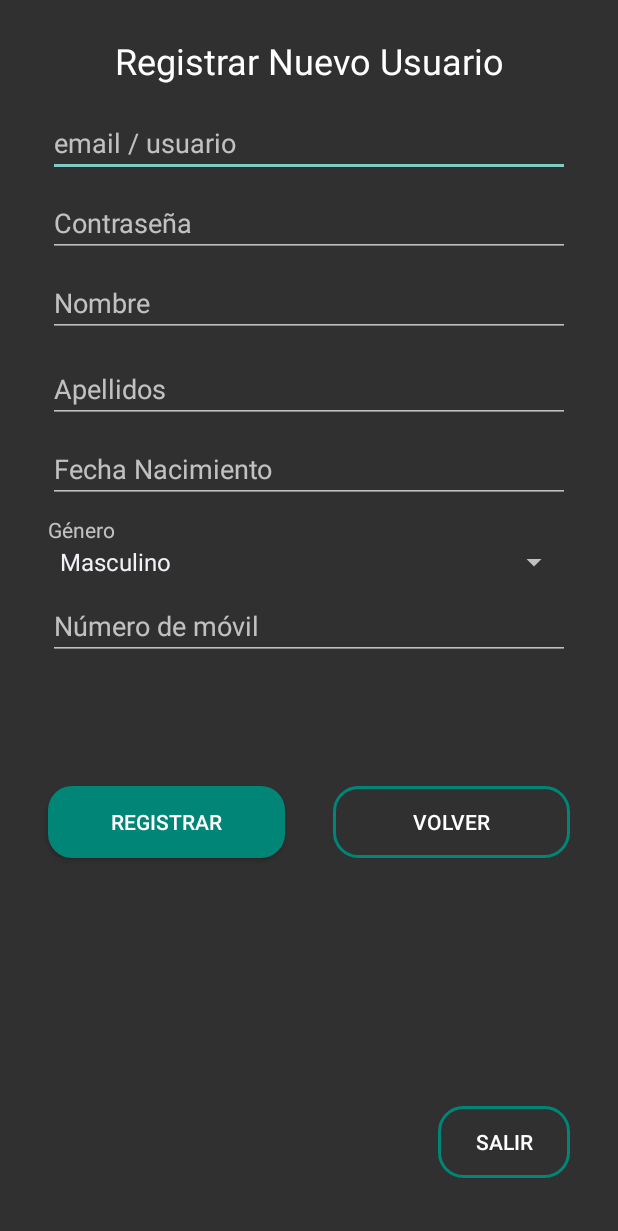
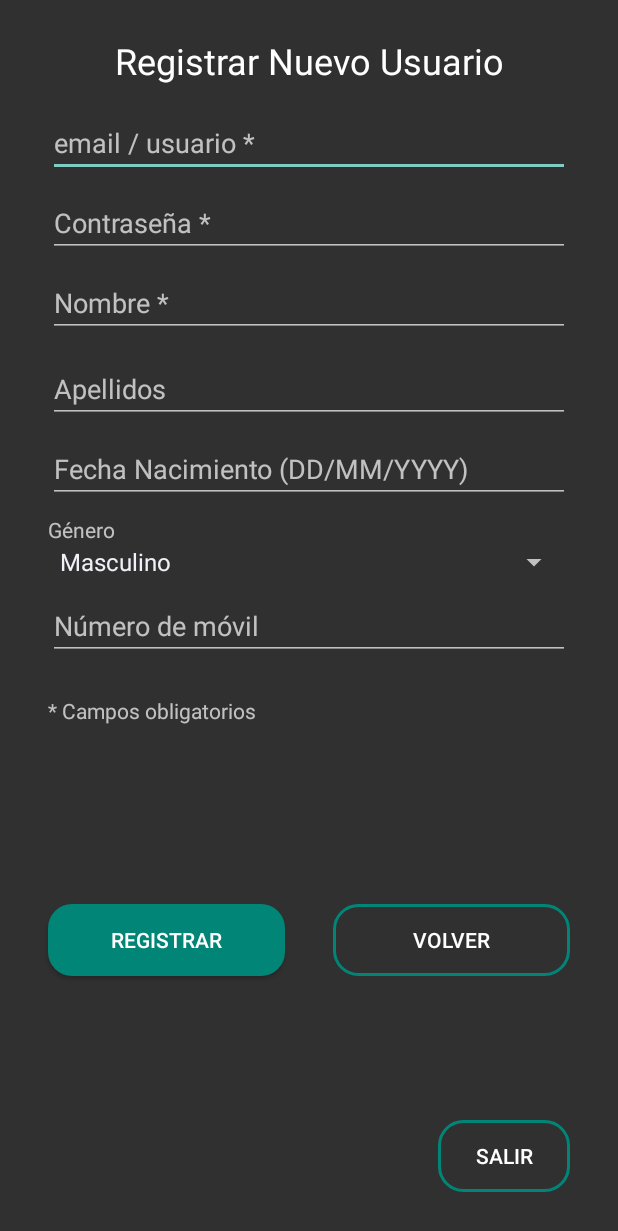
Before and after one commit to avillenam/geoloc, an Android app: the Activity_Registro screen opened directly, with no data from a screen before it, on a phone screen of 412 x 824 dp. Shown: the top 1231 px of the screen. Run offline under Robolectric (Android 15) with nearby library versions, the phone set to English and light mode, and no system bars.

Commit message:
versión 3.3

```diff
--- a/app/build.gradle
+++ b/app/build.gradle
@@ -30,6 +30,4 @@ dependencies {
     implementation 'com.squareup.retrofit2:retrofit:2.6.2'
     implementation 'com.squareup.retrofit2:converter-gson:2.6.2'
     implementation 'com.google.android.gms:play-services-maps:17.0.0'
-    implementation group: 'at.favre.lib', name: 'bcrypt', version: '0.9.0'
-
 }
--- a/app/src/main/AndroidManifest.xml
+++ b/app/src/main/AndroidManifest.xml
@@ -11,6 +11,7 @@
         android:allowBackup="true"
         android:icon="@mipmap/ic_launcher"
         android:label="@string/app_name"
+        android:usesCleartextTraffic="true"
         android:roundIcon="@mipmap/ic_launcher"
         android:supportsRtl="true"
         android:theme="@style/Theme.AppCompat.NoActionBar">
--- a/app/src/main/java/com/uned/geoloc_3/Activity_Registro.java
+++ b/app/src/main/java/com/uned/geoloc_3/Activity_Registro.java
@@ -14,22 +14,14 @@ import android.widget.Toast;
 
 import com.uned.geoloc_3.Interface.JsonHerokuapp;
 import com.uned.geoloc_3.Model.Driver;
+import com.uned.geoloc_3.Model.RegistryCode;
 import com.uned.geoloc_3.Model.Vehicle;
 
-/*
-import java.sql.Connection;
-import java.sql.DriverManager;
-import java.sql.ResultSet;
-import java.sql.SQLException;
-import java.sql.Statement;
- */
 import java.util.ArrayList;
 import java.util.HashMap;
 import java.util.List;
 import java.util.Map;
 
-// Tutorial Bcrypt para Android https://www.youtube.com/watch?v=Zua2BjFB5UI
-import at.favre.lib.crypto.bcrypt.BCrypt;
 import retrofit2.Call;
 import retrofit2.Callback;
 import retrofit2.Response;
@@ -61,7 +53,6 @@ public class Activity_Registro extends AppCompatActivity {
         et_surname = (EditText) findViewById(R.id.et_surname);
         et_birthdate = (EditText) findViewById(R.id.et_birthdate);
         et_mobile_phone = (EditText) findViewById(R.id.et_mobile_phone);
-        //spinner_vehicle = (Spinner) findViewById(R.id.spinner_vehicle);
 
         generos = getResources().getStringArray(R.array.genero);
         ArrayAdapter<String> gender_adapter = new ArrayAdapter<String>(getBaseContext(), android.R.layout.simple_spinner_item, generos);
@@ -71,6 +62,7 @@ public class Activity_Registro extends AppCompatActivity {
         //crea el objeto Retrofit
         Retrofit retrofit = new Retrofit.Builder()
                 .baseUrl("https://avillena-pfg.herokuapp.com/")
+//                .baseUrl("http:192.168.1.72:3000/")
                 .addConverterFactory(GsonConverterFactory.create())
                 .build();
 
@@ -86,43 +78,13 @@ public class Activity_Registro extends AppCompatActivity {
             }
         });
 
-
-        // Hace una llamada GET al servidor Node.js solicitando los vehiculos
-        //getVehicles();
-
-        //Conexion a la BD POstgresql
-        //sqlThread.start();
-
-
         //Rellena el spinner después de hacer la consulta GET getVehicles() al servidor
         ArrayAdapter<String> vehicleArrayAdapter = new ArrayAdapter<String>(getBaseContext(), android.R.layout.simple_spinner_item, vehiclesString);
         vehicleArrayAdapter.setDropDownViewResource(android.R.layout.simple_spinner_dropdown_item);
-        //spinner_vehicle.setAdapter(vehicleArrayAdapter);
-
-
-        /*
-        spinner_vehicle.setOnItemSelectedListener(new AdapterView.OnItemSelectedListener() {
-            @Override
-            public void onItemSelected(AdapterView<?> parent, View view, int position, long id) {
-                String vehicle = (String) parent.getSelectedItem();
-                displayVehicleData(vehicle);
-                System.out.println("Id vehiculo seleccionado: " + vehicle);
-            }
-
-            @Override
-            public void onNothingSelected(AdapterView<?> parent) {
-
-            }
-        });
-
-         */
-
 
         btn_registry.setOnClickListener(new View.OnClickListener() {
             @Override
             public void onClick(View v) {
-                Toast.makeText(Activity_Registro.this, "Intentando Registrar Driver nuevo: " + et_email.getText(), Toast.LENGTH_SHORT).show();
-
                 String email = et_email.getText().toString();
                 String pass = et_password.getText().toString();
                 String name = et_name.getText().toString();
@@ -131,45 +93,18 @@ public class Activity_Registro extends AppCompatActivity {
                 int mobile_phone = Integer.valueOf(et_mobile_phone.getText().toString());
                 String genre = spinner_genre.getSelectedItem().toString();
 
-                /*
-                System.out.println("elementos capturados de la APP");
-                System.out.println(email);
-                System.out.println(pass);
-                System.out.println(name);
-                System.out.println(surname);
-                System.out.println(birthdate);
-                System.out.println(mobile_phone);
-                System.out.println(genre);
-
-                 */
-
                 // Comprobación de los dátos obligatorios
                 if (email.isEmpty() || name.isEmpty() || pass.isEmpty()) {
-                    Toast.makeText(Activity_Registro.this, "Rellena los campos obligatorios.", Toast.LENGTH_SHORT).show();
+                    Toast.makeText(Activity_Registro.this, "Rellena los campos obligatorios.", Toast.LENGTH_LONG).show();
                 } else {
-                    String hashPassword = "12345";
-                    String bcryptHashString = BCrypt.withDefaults().hashToString(10, hashPassword.toCharArray());
-
-                    BCrypt.Result result = BCrypt.verifyer().verify(pass.toCharArray(), bcryptHashString);
-                    if (result.verified) {
-                        Toast.makeText(Activity_Registro.this, "Contraseña introducida generada correctamente.", Toast.LENGTH_SHORT).show();
-                    } else {
-                        Toast.makeText(Activity_Registro.this, "Contraseña no generada correctamente.", Toast.LENGTH_SHORT).show();
-                    }
+                    //Realiza una consulta POST para registrar un nuevo Driver
+                    createDriver(email, pass, name, surname, birthdate, genre, mobile_phone);
                 }
-
-                //Realiza una consulta POST para registrar un nuevo Driver
-                createDriver(email, pass, name, surname, birthdate, genre, mobile_phone);
-
-                //Realiza la consulta INSERT en la BD
-                //makeRequestDB("SELECT * FROM drivers");
-
             }
 
         });
 
-
-        // cerrar de la Activity
+        // Cerrar el Activity
         btn_exit.setOnClickListener(new View.OnClickListener() {
             @Override
             public void onClick(View v) {
@@ -181,7 +116,7 @@ public class Activity_Registro extends AppCompatActivity {
     private void getVehicles() {
         Call<List<Vehicle>> call = jsonHerokuapp.getVehicles();
 
-        //se hace un enqueue
+        // Hace un enqueue
         call.enqueue(new Callback<List<Vehicle>>() {
             @Override
             public void onResponse(Call<List<Vehicle>> call, Response<List<Vehicle>> response) {
@@ -193,7 +128,7 @@ public class Activity_Registro extends AppCompatActivity {
 
                 Log.i("onSuccess", response.body().toString());
 
-                //almacenamos la respuesta en una lista. Ya estan pareseados al haber usado un converter (GSON)
+                //almacena la respuesta en una lista. Ya estan pareseados al haber usado un converter (GSON)
                 vehiclesList = new ArrayList<Vehicle>();
                 vehiclesList = response.body();
                 vehiclesString = new ArrayList<String>();
@@ -224,71 +159,64 @@ public class Activity_Registro extends AppCompatActivity {
         System.out.println(email);
         System.out.println(password);
         System.out.println(name);
-        //System.out.println(surname);
-        //System.out.println(birthdate);
-        //System.out.println(mobile_number);
-        //System.out.println(genre);
 
         System.out.println("Objeto creado:");
         System.out.println(driver.getEmail());
         System.out.println(driver.getPassword());
         System.out.println(driver.getName());
 
+        Call<RegistryCode> call = jsonHerokuapp.createDriver(driver);
 
-        /*
-        Map<String, String> fields = new HashMap<>();
-        fields.put("email", email);
-        fields.put("password", password);
-        fields.put("name", name);
-        fields.put("surname", surname);
-        fields.put("birthdate", birthdate);
-        fields.put("genre", genre);
-        fields.put("mobile_number", String.valueOf(mobile_number));
-        fields.put("available", "true");
-
-         */
-
-        Call<Driver> call = jsonHerokuapp.createDriver(driver);
-        //Call<Vehicle> call = jsonHerokuapp.createVehicle("Car", "Tesla", "S", 5, "Electric", true);
-        //Call<Driver> call = jsonHerokuapp.createDriver(fields);
-
-
-        call.enqueue(new Callback<Driver>() {
+        call.enqueue(new Callback<RegistryCode>() {
             @Override
-            public void onResponse(Call<Driver> call, Response<Driver> response) {
+            public void onResponse(Call<RegistryCode> call, Response<RegistryCode> response) {
                 if (!response.isSuccessful()) {
                     Toast.makeText(Activity_Registro.this, "Code: " + response.code(), Toast.LENGTH_SHORT).show();
-                    //System.out.println("Code: " + response.code());
                     return;
                 }
 
-                Driver postResponse = response.body();
+                RegistryCode postResponse = response.body();
+                int codigo = postResponse.getCode();
+                int id_driver = postResponse.getId_driver();
+                String message = postResponse.getMessage();
+                System.out.println(codigo);
+                System.out.println(id_driver);
+                System.out.println(message);
+                // code=0 Si el usuario ya existe en el sistema
+                // code=1 Usuario registrado correctamente
+                // code=2 Error de formato
+                switch (codigo) {
+                    case 0: //Si el usuario ya existe en el sistema
+                        System.out.println("El usuario introducido ya existe en el sistema. Inicie sesión");
+                        Toast.makeText(Activity_Registro.this, "El usuario introducido ya existe en el sistema. Inicie sesión", Toast.LENGTH_LONG).show();
+                        break;
+                    case 1: //Usuario registrado correctamente
+                        System.out.println("Usuario registrado Correctamente!!");
+                        Toast.makeText(Activity_Registro.this, "Usuario registrado Correctamente!!", Toast.LENGTH_LONG).show();
+                        Intent intent = new Intent(Activity_Registro.this, MainActivity.class);
 
-                String content = "";
-                content += "Code: " + response.code() + "\n";
-                content += "email: " + postResponse.getEmail() + "\n";
-                content += "password: " + postResponse.getPassword() + "\n";
-                content += "name: " + postResponse.getName() + "\n";
-                /*
-                content += "surname: " + postResponse.getSurname() + "\n";
-                content += "birthdate: " + postResponse.getBirthdate() + "\n";
-                content += "genre: " + postResponse.getGenre() + "\n";
-                content += "mobile_number: " + postResponse.getMobile_number() + "\n";
-                content += "Available: " + postResponse.getAvailable() + "\n\n";
+                        // Objeto que se va a encargar de enviar la información del usuario a la otra actividad
+                        Bundle userBundle = new Bundle();
+                        userBundle.putInt("id_driver", id_driver);
 
-                 */
+                        // Le añadimos al Intent los datos que queremos enviar
+                        intent.putExtras(userBundle);
 
-                Toast.makeText(Activity_Registro.this, "¡Usuario: " + postResponse.getEmail() + " registrado!", Toast.LENGTH_SHORT).show();
-                System.out.println(content);
+                        startActivity(intent);
+
+                        break;
+                    case 2: //Error de formato
+                        System.out.println("Hay algún error al introducir los datos");
+                        Toast.makeText(Activity_Registro.this, "Hay algún error al introducir los datos. Prueba de nuevo", Toast.LENGTH_LONG).show();
+                        break;
+                }
+
             }
 
             @Override
-            public void onFailure(Call<Driver> call, Throwable t) {
+            public void onFailure(Call<RegistryCode> call, Throwable t) {
                 Toast.makeText(Activity_Registro.this, t.getMessage(), Toast.LENGTH_SHORT).show();
             }
-
-            // come back to the MainActivity
-            //TODO: volver al MainActivity
         });
     }
 
@@ -306,9 +234,6 @@ public class Activity_Registro extends AppCompatActivity {
         fields.put("fuel", "Gas");
         fields.put("available", "true");
 
-
-        //Call<Vehicle> call = jsonHerokuapp.createVehicle(vehicle);
-        //Call<Vehicle> call = jsonHerokuapp.createVehicle("Car", "Tesla", "S", 5, "Electric", true);
         Call<Vehicle> call = jsonHerokuapp.createVehicle(fields);
 
 
@@ -317,7 +242,6 @@ public class Activity_Registro extends AppCompatActivity {
             public void onResponse(Call<Vehicle> call, Response<Vehicle> response) {
                 if (!response.isSuccessful()) {
                     Toast.makeText(Activity_Registro.this, "Code: " + response.code(), Toast.LENGTH_SHORT).show();
-                    //System.out.println("Code: " + response.code());
                     return;
                 }
 
@@ -339,11 +263,9 @@ public class Activity_Registro extends AppCompatActivity {
             @Override
             public void onFailure(Call<Vehicle> call, Throwable t) {
                 Toast.makeText(Activity_Registro.this, t.getMessage(), Toast.LENGTH_SHORT).show();
-                //System.out.println(t.getMessage());
             }
         });
     }
-
 
     // captura el vehiculo seleccionado
     public void getSelectedVehicle(View v) {
@@ -354,41 +276,4 @@ public class Activity_Registro extends AppCompatActivity {
     public void displayVehicleData(String vehicle) {
         Toast.makeText(this, vehicle, Toast.LENGTH_LONG).show();
     }
-
-
-    /*Conexión a la BD Postgres alojada en HEROKU*/
-    //Función que se conecta a la BD y realiza una consulta
-    /*
-    public void makeRequestDB(String req) {
-        final String request = req;
-        Thread sqlThread = new Thread() {
-            public void run() {
-                try {
-                    Class.forName("org.postgresql.Driver");
-                    // "jdbc:postgresql://IP:PUERTO/DB", "USER", "PASSWORD");
-                    // Si estás utilizando el emulador de android y tenes el PostgreSQL en tu misma PC no utilizar 127.0.0.1 o localhost como IP, utilizar 10.0.2.2
-                    Connection conn = DriverManager.getConnection(
-                            "jdbc:postgresql://ec2-107-20-173-2.compute-1.amazonaws.com:5432/d2346t6en0926l", "wzkowhhekyvcbh", "dbc37ca58c23fa2edf7ed4af8319e00316de9aaf1defbb8cac1fd86500704f6a");
-                    //En el stsql se puede agregar cualquier consulta SQL deseada.
-                    //String stsql = "Select version()";
-                    String stsql = request;
-                    Statement st = conn.createStatement();
-                    ResultSet rs = st.executeQuery(stsql);
-                    rs.next();
-                    System.out.println("CONSULTA EXITOSA!! --> ");
-                    System.out.println("email: " + rs.getString(2));
-                    System.out.println(rs.getString(3));
-
-                    conn.close();
-                } catch (SQLException se) {
-                    System.out.println("oops! No se puede conectar. Error: " + se.toString());
-                } catch (ClassNotFoundException e) {
-                    System.out.println("oops! No se encuentra la clase. Error: " + e.getMessage());
-                }
-            }
-        };
-        sqlThread.start();
-    }
-
-     */
 }
--- a/app/src/main/java/com/uned/geoloc_3/Interface/JsonHerokuapp.java
+++ b/app/src/main/java/com/uned/geoloc_3/Interface/JsonHerokuapp.java
@@ -3,6 +3,7 @@ package com.uned.geoloc_3.Interface;
 import com.uned.geoloc_3.Model.Driver;
 import com.uned.geoloc_3.Model.LoginCode;
 import com.uned.geoloc_3.Model.Message;
+import com.uned.geoloc_3.Model.RegistryCode;
 import com.uned.geoloc_3.Model.Vehicle;
 
 import java.util.List;
@@ -66,12 +67,14 @@ public interface JsonHerokuapp {
     @POST("driver")
     Call<Driver> createDriver(@FieldMap Map<String, String> fields);
 
-    @POST("driver")
-    Call<Driver> createDriver(@Body Driver driver);
+    //Registro de un nuevo portador de objetos o conductor
+    @POST("register")
+//    Call<Driver> createDriver(@Body Driver driver);
+    Call<RegistryCode> createDriver(@Body Driver driver);
 
     // Realiza una petición POST para establecer relación conductor-vehiculo
     @FormUrlEncoded
-    @POST("vehicleDriver")
+    @POST("vehicleDriverApp")
     Call<Message> driverVehicleRelation(
             @Field("id_driver") int id_driver,
             @Field("id_vehicle") int id_vehicle
@@ -88,7 +91,7 @@ public interface JsonHerokuapp {
     @FormUrlEncoded
     @POST("driverAvailability")
     Call<Message> driverAvailability(
-            @Field("id_driver") int id_driver,
+            @Field("id") int id_driver,
             @Field("availability") Boolean availability
     );
 
@@ -96,7 +99,7 @@ public interface JsonHerokuapp {
     @FormUrlEncoded
     @POST("vehicleAvailability")
     Call<Message> vehicleAvailability(
-            @Field("id_vehicle") int id_vehicle,
+            @Field("id") int id_vehicle,
             @Field("availability") Boolean availability
     );
 
@@ -106,10 +109,19 @@ public interface JsonHerokuapp {
     @GET("posts")
     Call<LoginCode> loginDriver(@QueryMap Map<String, String> parameters);
 
-    @GET("loginDriver/{email}/{password}")
+    // método que usa el MainActivity sin Bcrypt
+    //@GET("loginDriver/{email}/{password}")
+    //Call<LoginCode> loginDriver(
+    //@Path("email") String email,
+    //@Path("password") String password
+    //);
+
+    // método que usa el MainActivity sin Bcrypt
+    @FormUrlEncoded
+    @POST("loginDriver")
     Call<LoginCode> loginDriver(
-            @Path("email") String email,
-            @Path("password") String password
+        @Field("email") String email,
+        @Field("password") String password
     );
 
     // Llamada GET al servidor que devuelve un objeto Driver a partir del id_driver
--- a/app/src/main/res/layout/activity_second.xml
+++ b/app/src/main/res/layout/activity_second.xml
@@ -22,7 +22,25 @@
         app:layout_constraintEnd_toEndOf="parent"
         app:layout_constraintStart_toEndOf="@+id/btn_registry"
         app:layout_constraintTop_toBottomOf="@+id/et_mobile_phone"
-        app:layout_constraintVertical_bias="0.172" />
+        app:layout_constraintVertical_bias="0.429" />
+
+    <Button
+        android:id="@+id/btn_registry"
+        android:layout_width="0dp"
+        android:layout_height="wrap_content"
+        android:layout_marginStart="32dp"
+        android:layout_marginLeft="32dp"
+        android:layout_marginTop="32dp"
+        android:layout_marginEnd="16dp"
+        android:layout_marginRight="16dp"
+        android:background="@drawable/button_rounded"
+        android:text="REGISTRAR"
+        app:layout_constraintBottom_toBottomOf="parent"
+        app:layout_constraintEnd_toStartOf="@+id/btn_back"
+        app:layout_constraintHorizontal_bias="0.697"
+        app:layout_constraintStart_toStartOf="parent"
+        app:layout_constraintTop_toBottomOf="@+id/et_mobile_phone"
+        app:layout_constraintVertical_bias="0.429" />
 
     <Button
         android:id="@+id/btn_exit"
@@ -42,24 +60,6 @@
         app:layout_constraintTop_toBottomOf="@+id/btn_back"
         app:layout_constraintVertical_bias="0.878" />
 
-    <Button
-        android:id="@+id/btn_registry"
-        android:layout_width="0dp"
-        android:layout_height="wrap_content"
-        android:layout_marginStart="32dp"
-        android:layout_marginLeft="32dp"
-        android:layout_marginTop="32dp"
-        android:layout_marginEnd="16dp"
-        android:layout_marginRight="16dp"
-        android:background="@drawable/button_rounded"
-        android:text="REGISTRAR"
-        app:layout_constraintBottom_toBottomOf="parent"
-        app:layout_constraintEnd_toStartOf="@+id/btn_back"
-        app:layout_constraintHorizontal_bias="0.697"
-        app:layout_constraintStart_toStartOf="parent"
-        app:layout_constraintTop_toBottomOf="@+id/et_mobile_phone"
-        app:layout_constraintVertical_bias="0.172" />
-
     <EditText
         android:id="@+id/txt_email2"
         android:layout_width="match_parent"
@@ -70,7 +70,7 @@
         android:layout_marginEnd="32dp"
         android:layout_marginRight="32dp"
         android:ems="10"
-        android:hint="email / usuario"
+        android:hint="email / usuario *"
         android:inputType="textEmailAddress"
         app:layout_constraintEnd_toEndOf="parent"
         app:layout_constraintHorizontal_bias="1.0"
@@ -87,7 +87,7 @@
         android:layout_marginEnd="32dp"
         android:layout_marginRight="32dp"
         android:ems="10"
-        android:hint="Contraseña"
+        android:hint="Contraseña *"
         android:inputType="textPassword"
         app:layout_constraintEnd_toEndOf="parent"
         app:layout_constraintStart_toStartOf="parent"
@@ -103,7 +103,7 @@
         android:layout_marginEnd="32dp"
         android:layout_marginRight="32dp"
         android:ems="10"
-        android:hint="Nombre"
+        android:hint="Nombre *"
         android:inputType="textPersonName"
         app:layout_constraintEnd_toEndOf="parent"
         app:layout_constraintHorizontal_bias="0.0"
@@ -169,7 +169,7 @@
         android:layout_marginEnd="32dp"
         android:layout_marginRight="32dp"
         android:ems="10"
-        android:hint="Fecha Nacimiento"
+        android:hint="Fecha Nacimiento (DD/MM/YYYY)"
         android:inputType="date"
         app:layout_constraintEnd_toEndOf="parent"
         app:layout_constraintStart_toStartOf="parent"
@@ -211,4 +211,18 @@
         app:layout_constraintStart_toStartOf="parent"
         app:layout_constraintTop_toTopOf="parent" />
 
+    <TextView
+        android:id="@+id/textView4"
+        android:layout_width="0dp"
+        android:layout_height="wrap_content"
+        android:layout_marginStart="32dp"
+        android:layout_marginLeft="32dp"
+        android:layout_marginTop="24dp"
+        android:layout_marginEnd="32dp"
+        android:layout_marginRight="32dp"
+        android:text="* Campos obligatorios"
+        app:layout_constraintEnd_toEndOf="parent"
+        app:layout_constraintStart_toStartOf="parent"
+        app:layout_constraintTop_toBottomOf="@+id/et_mobile_phone" />
+
 </androidx.constraintlayout.widget.ConstraintLayout>
--- /dev/null
+++ b/app/src/main/res/xml/network_security_config.xml
@@ -0,0 +1,6 @@
+<?xml version="1.0" encoding="utf-8"?>
+<network-security-config>
+    <domain-config cleartextTrafficPermitted="true">
+        <domain includeSubdomains="true">192.168.1.72</domain>
+    </domain-config>
+</network-security-config>
```
Also changed, not shown: app/src/main/java/com/uned/geoloc_3/Activity_Usuario_Conectado.java (+22 -94 lines), app/src/main/java/com/uned/geoloc_3/MainActivity.java (+4 -20 lines), app/src/main/java/com/uned/geoloc_3/Model/RegistryCode.java (added, +34 -0 lines).
